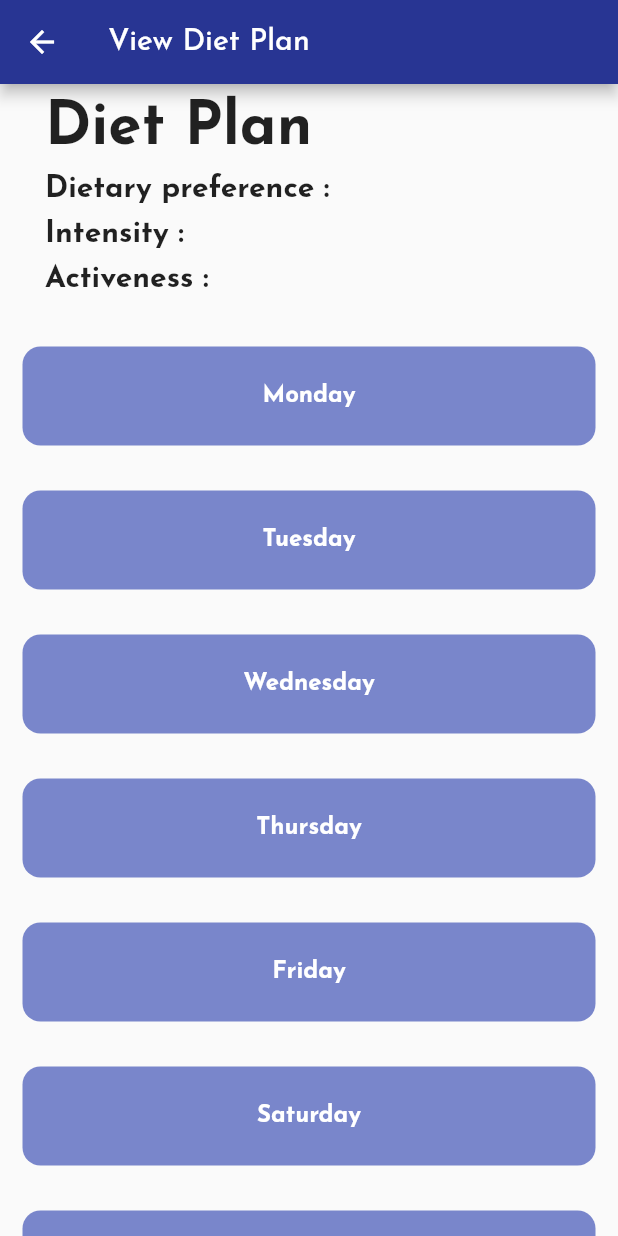
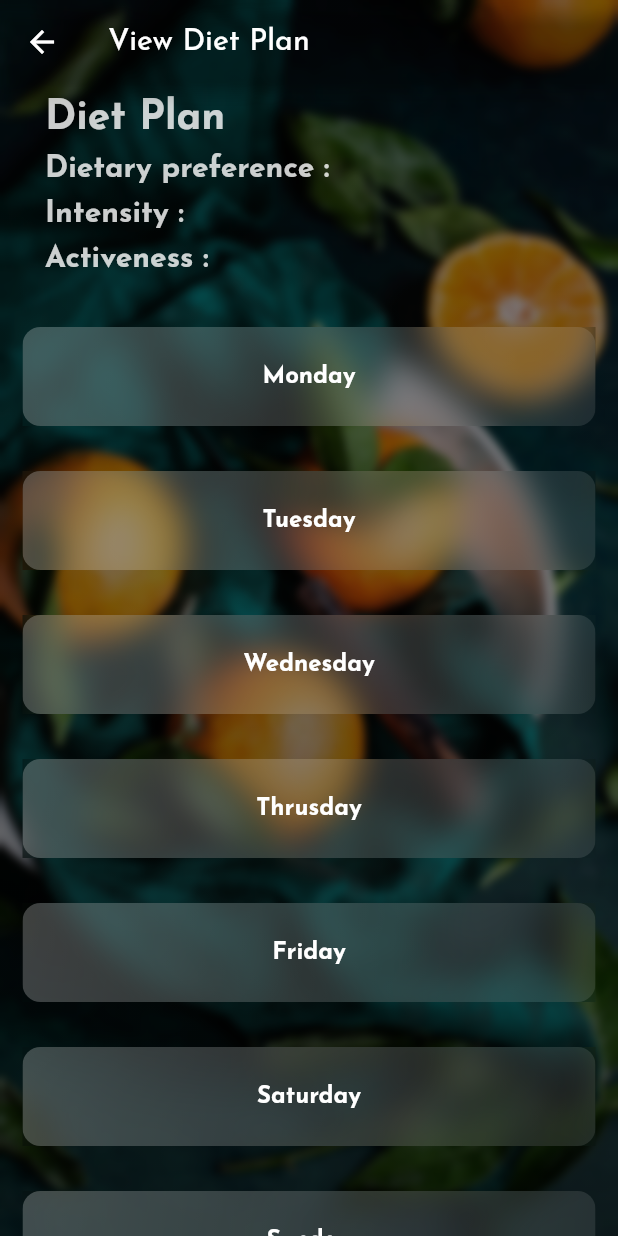
Before and after one commit to Software-Engineering-Project-Group-14/my_diet_guide, a Flutter app: the ViewDietPlan screen opened by its route, on a phone screen of 412 x 824 dp. Run offline on Flutter 3.47's test engine with Material 2 defaults, Android fonts, the phone set to English and light mode, and no system bars; our stand-ins replace cloud_firestore, device_preview, email_validator, firebase_auth, firebase_core, flutter_rating_bar and 2 more; accounts and stored records are empty.

Commit message:
view diet ui

```diff
--- a/lib/screens/view_diet.dart
+++ b/lib/screens/view_diet.dart
@@ -1,5 +1,10 @@
+import 'dart:ui';
+
 import 'package:flutter/material.dart';
 import 'package:my_diet_guide/screens/view_diet_details.dart';
+import 'package:my_diet_guide/widgets/view_diet_card.dart';
+
+import '../widgets/blurred_background_image.dart';
 
 class ViewDietPlan extends StatefulWidget {
   const ViewDietPlan({Key? key}) : super(key: key);
@@ -13,13 +18,19 @@ class ViewDietPlan extends StatefulWidget {
 class _ViewDietPlanState extends State<ViewDietPlan> {
   @override
   Widget build(BuildContext context) {
-    return Scaffold(
+    return Stack(
+      children: [
+        BlurredBackground(),
+        Scaffold(
+          extendBodyBehindAppBar: true,
+            backgroundColor: Colors.transparent,
         appBar: AppBar(
-        backgroundColor: Colors.indigo[800],
+          backgroundColor: Colors.transparent,
           title: const Text('View Diet Plan',),
         ),
 
-      body: SingleChildScrollView(
+        body: SafeArea(
+          child: SingleChildScrollView(
             child: Column(
               children: [
                 Row(
@@ -27,11 +38,7 @@ class _ViewDietPlanState extends State<ViewDietPlan> {
                     Padding(
                       padding: const EdgeInsets.fromLTRB(30, 10, 0, 0),
                       child: Text('Diet Plan',
-                  style: TextStyle(
-                      fontSize: 40,
-                    fontWeight: FontWeight.bold,
-
-                  ),
+                      style: TextStyle(fontSize: 27, fontWeight: FontWeight.bold, color: Colors.white.withOpacity(0.8)),
                       ),
                     ),
                   ],
@@ -43,7 +50,7 @@ class _ViewDietPlanState extends State<ViewDietPlan> {
                       child: Text('Dietary preference :',
                         style: TextStyle(
                           fontSize: 20,
-                      fontWeight: FontWeight.bold,
+                            fontWeight: FontWeight.bold, color: Colors.white.withOpacity(0.8)
 
                         ),
                       ),
@@ -57,8 +64,7 @@ class _ViewDietPlanState extends State<ViewDietPlan> {
                       child: Text('Intensity :',
                         style: TextStyle(
                           fontSize: 20,
-                      fontWeight: FontWeight.bold,
-
+                            fontWeight: FontWeight.bold, color: Colors.white.withOpacity(0.8)
                         ),
                       ),
                     ),
@@ -71,7 +77,7 @@ class _ViewDietPlanState extends State<ViewDietPlan> {
                       child: Text('Activeness :',
                         style: TextStyle(
                           fontSize: 20,
-                      fontWeight: FontWeight.bold,
+                            fontWeight: FontWeight.bold, color: Colors.white.withOpacity(0.8)
 
                         ),
                       ),
@@ -82,192 +88,34 @@ class _ViewDietPlanState extends State<ViewDietPlan> {
 
                 SizedBox(height: 20),
                 //monday
-            Padding(
-              padding: const EdgeInsets.all(15.0),
-              child: GestureDetector(
-                onTap: (){
-                  Navigator.pushNamed(context, '/diet_details');
-                },
-                  child: Container(
-                    padding: EdgeInsets.all(25),
-                      decoration: BoxDecoration(
-                        color: Colors.indigo[300],
-                        borderRadius: BorderRadius.circular(12)
-                      ),
-                      child: Center(
-                        child: Text('Monday',
-                        style: TextStyle(
-                          color: Colors.white,
-                          fontWeight: FontWeight.bold,
-                          fontSize: 16
-                        ),
-                        ),
-                      )
-                  )
-              ),
-            ),
+                ViewDietCard(day: 'Monday'),
 
                 //tuesday
-            Padding(
-              padding: const EdgeInsets.all(15.0),
-              child: GestureDetector(
-                  onTap: (){
-                    Navigator.pushNamed(context, '/diet_details');
-                  },
-                  child: Container(
-                      padding: EdgeInsets.all(25),
-                      decoration: BoxDecoration(
-                          color: Colors.indigo[300],
-                          borderRadius: BorderRadius.circular(12)
-                      ),
-                      child: Center(
-                        child: Text('Tuesday',
-                          style: TextStyle(
-                              color: Colors.white,
-                              fontWeight: FontWeight.bold,
-                              fontSize: 16
-                          ),
-                        ),
-                      )
-                  )
-              ),
-            ),
+                ViewDietCard(day: 'Tuesday'),
 
                 //wednesday
-            Padding(
-              padding: const EdgeInsets.all(15.0),
-              child: GestureDetector(
-                  onTap: (){
-                    Navigator.pushNamed(context, '/diet_details');
-                  },
-                  child: Container(
-                      padding: EdgeInsets.all(25),
-                      decoration: BoxDecoration(
-                          color: Colors.indigo[300],
-                          borderRadius: BorderRadius.circular(12)
-                      ),
-                      child: Center(
-                        child: Text('Wednesday',
-                          style: TextStyle(
-                              color: Colors.white,
-                              fontWeight: FontWeight.bold,
-                              fontSize: 16
-                          ),
-                        ),
-                      )
-                  )
-              ),
-            ),
+                ViewDietCard(day: 'Wednesday'),
 
                 //thursday
-            Padding(
-              padding: const EdgeInsets.all(15.0),
-              child: GestureDetector(
-                  onTap: (){
-                    Navigator.pushNamed(context, '/diet_details');
-                  },
-                  child: Container(
-                      padding: EdgeInsets.all(25),
-                      decoration: BoxDecoration(
-                          color: Colors.indigo[300],
-                          borderRadius: BorderRadius.circular(12)
-                      ),
-                      child: Center(
-                        child: Text('Thursday',
-                          style: TextStyle(
-                              color: Colors.white,
-                              fontWeight: FontWeight.bold,
-                              fontSize: 16
-                          ),
-                        ),
-                      )
-                  )
-              ),
-            ),
+                ViewDietCard(day: 'Thrusday'),
 
                 //Friday
-            Padding(
-              padding: const EdgeInsets.all(15.0),
-              child: GestureDetector(
-                  onTap: (){
-                    Navigator.pushNamed(context, '/diet_details');
-                  },
-                  child: Container(
-                      padding: EdgeInsets.all(25),
-                      decoration: BoxDecoration(
-                          color: Colors.indigo[300],
-                          borderRadius: BorderRadius.circular(12)
-                      ),
-                      child: Center(
-                        child: Text('Friday',
-                          style: TextStyle(
-                              color: Colors.white,
-                              fontWeight: FontWeight.bold,
-                              fontSize: 16
-                          ),
-                        ),
-                      )
-                  )
-              ),
-            ),
+                ViewDietCard(day: 'Friday'),
 
                 //saturday
-            Padding(
-              padding: const EdgeInsets.all(15.0),
-              child: GestureDetector(
-                  onTap: (){
-                    Navigator.pushNamed(context, '/diet_details');
-                  },
-                  child: Container(
-                      padding: EdgeInsets.all(25),
-                      decoration: BoxDecoration(
-                          color: Colors.indigo[300],
-                          borderRadius: BorderRadius.circular(12)
-                      ),
-                      child: Center(
-                        child: Text('Saturday',
-                          style: TextStyle(
-                              color: Colors.white,
-                              fontWeight: FontWeight.bold,
-                              fontSize: 16
-                          ),
-                        ),
-                      )
-                  )
-              ),
-            ),
+                ViewDietCard(day: 'Saturday'),
 
                 //sunday
-            Padding(
-              padding: const EdgeInsets.all(15.0),
-              child: GestureDetector(
-                  onTap: (){
-                    Navigator.pushNamed(context, '/diet_details');
-                  },
-                  child: Container(
-                      padding: EdgeInsets.all(25),
-                      decoration: BoxDecoration(
-                          color: Colors.indigo[300],
-                          borderRadius: BorderRadius.circular(12)
-                      ),
-                      child: Center(
-                        child: Text('Sunday',
-                          style: TextStyle(
-                              color: Colors.white,
-                              fontWeight: FontWeight.bold,
-                              fontSize: 16
-                          ),
-                        ),
-                      )
-                  )
-              ),
-            ),
+                ViewDietCard(day: 'Sunday'),
                 SizedBox(height: 20,),
 
 
               ],
             ),
+          ),
         )
+      ),
+    ]
     );
   }
 }
--- /dev/null
+++ b/lib/widgets/view_diet_card.dart
@@ -0,0 +1,45 @@
+import 'dart:ui';
+
+import 'package:flutter/material.dart';
+
+class ViewDietCard extends StatelessWidget {
+  final String day;
+  const ViewDietCard({Key? key, required this.day}) : super(key: key);
+
+  @override
+  Widget build(BuildContext context) {
+    return Padding(
+      padding: const EdgeInsets.all(15.0),
+      child: GestureDetector(
+          onTap: (){
+            Navigator.pushNamed(context, '/diet_details');
+          },
+          child: ClipRRect(
+            child: BackdropFilter(
+              filter: ImageFilter.blur(sigmaX: 10, sigmaY: 10),
+              child: Container(
+                  padding: EdgeInsets.all(25),
+                  decoration: BoxDecoration(
+                      gradient: LinearGradient(
+                          colors: [Colors.white24, Colors.white10],
+                          begin: Alignment.topLeft,
+                          end: Alignment.bottomRight
+                      ),
+                      borderRadius: BorderRadius.circular(12)
+                  ),
+                  child: Center(
+                    child: Text(day,
+                      style: TextStyle(
+                          color: Colors.white,
+                          fontWeight: FontWeight.bold,
+                          fontSize: 16
+                      ),
+                    ),
+                  )
+              ),
+            ),
+          )
+      ),
+    );
+  }
+}
```
Lines whose indentation alone changed are shown as unchanged.
